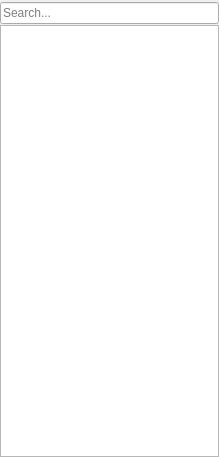
Before: the Qt Designer form src/sidebar/historysidebar.ui in QupZilla/qupzilla, drawn with Qt 5.
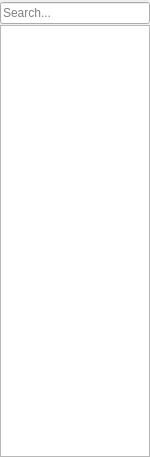
After: the same form once the commit is applied. Custom widgets are drawn as their Qt base class.

```diff
--- a/src/sidebar/historysidebar.ui
+++ b/src/sidebar/historysidebar.ui
@@ -6,7 +6,7 @@
    <rect>
     <x>0</x>
     <y>0</y>
-    <width>219</width>
+    <width>150</width>
     <height>457</height>
    </rect>
   </property>
```
